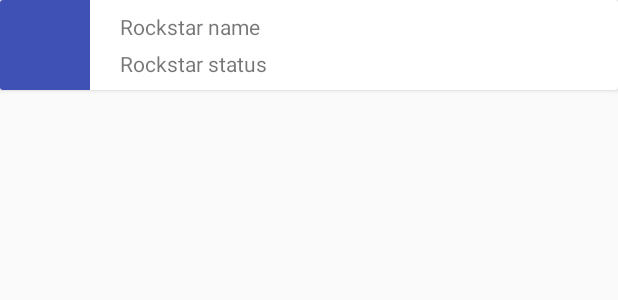
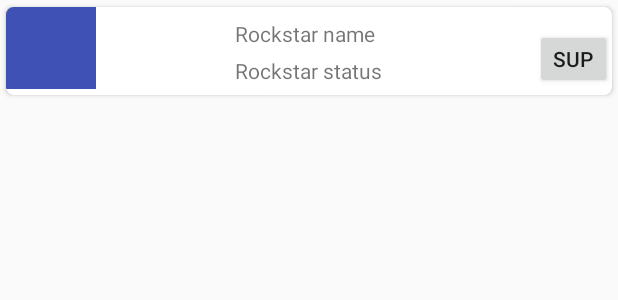
Before and after one commit to Neness07/TestAppStud2016, an Android app: the layout bookmarks_item.xml on its own in the app's theme, with its tools: preview values and no code run, on a phone screen of 412 x 824 dp. Shown: the top 300 px of the screen. Run offline under Robolectric (Android 15) with nearby library versions, the phone set to English and light mode, and no system bars; network calls fail.

```diff
--- a/app/src/main/java/markeliny/ernesto/testappstud2016/model/Rockstar.java
+++ b/app/src/main/java/markeliny/ernesto/testappstud2016/model/Rockstar.java
@@ -45,7 +45,7 @@ public class Rockstar {
         this.status = status;
         this.hisFace = hisFace;
         this.setPhoto(null);
-        this.bookmark = 0;
+        this.bookmark = 1;
     }
 
     /**
--- a/app/src/main/java/markeliny/ernesto/testappstud2016/model/Rockstars.java
+++ b/app/src/main/java/markeliny/ernesto/testappstud2016/model/Rockstars.java
@@ -76,6 +76,7 @@ public class Rockstars{
     public void addToBookmarks(Rockstar r){
         if (r != null){
             r.setBookmark(true);
+            notifyAllObservers();
         }
     }
 
@@ -86,6 +87,7 @@ public class Rockstars{
     public void removeFromBookmarks(Rockstar r){
         if (r != null){
             r.setBookmark(false);
+            notifyAllObservers();
         }
     }
     /*
--- a/app/src/main/java/markeliny/ernesto/testappstud2016/model/adapter/BookMarksRecyclerViewAdapter.java
+++ b/app/src/main/java/markeliny/ernesto/testappstud2016/view/BookMarksRecyclerViewAdapter.java
@@ -1,4 +1,4 @@
-package markeliny.ernesto.testappstud2016.model.adapter;
+package markeliny.ernesto.testappstud2016.view;
 
 import android.support.v7.widget.CardView;
 import android.support.v7.widget.RecyclerView;
--- a/app/src/main/java/markeliny/ernesto/testappstud2016/view/fragment/BookmarksFragment.java
+++ b/app/src/main/java/markeliny/ernesto/testappstud2016/view/fragment/BookmarksFragment.java
@@ -16,8 +16,7 @@ import java.util.List;
 import markeliny.ernesto.testappstud2016.R;
 import markeliny.ernesto.testappstud2016.control.RockstarsSingleton;
 import markeliny.ernesto.testappstud2016.model.Rockstar;
-import markeliny.ernesto.testappstud2016.model.Rockstars;
-import markeliny.ernesto.testappstud2016.model.adapter.BookMarksRecyclerViewAdapter;
+import markeliny.ernesto.testappstud2016.view.BookMarksRecyclerViewAdapter;
 
 
 /**
--- a/app/src/main/res/layout/bookmarks_item.xml
+++ b/app/src/main/res/layout/bookmarks_item.xml
@@ -1,12 +1,17 @@
 <?xml version="1.0" encoding="utf-8"?>
 <android.support.v7.widget.CardView
     xmlns:android="http://schemas.android.com/apk/res/android"
+    xmlns:card_view="http://schemas.android.com/apk/res-auto"
     xmlns:app="http://schemas.android.com/apk/res-auto"
-    android:id="@+id/card_item_bookmarks"
+    android:id="@+id/card_item_rockstar"
     android:layout_width="match_parent"
-    android:layout_height="60dp">
+    android:layout_height="68dp"
+    android:orientation="horizontal"
+    card_view:cardCornerRadius="5dp"
+    card_view:cardUseCompatPadding="true"
+    card_view:contentPaddingBottom="4dp">
 
-    <LinearLayout
+    <RelativeLayout
         android:layout_width="match_parent"
         android:layout_height="match_parent"
         android:orientation="horizontal">
@@ -15,15 +20,17 @@
             android:id="@+id/id_img_view"
             android:layout_width="60dp"
             android:layout_height="match_parent"
+            android:layout_alignParentLeft="true"
+            android:layout_centerHorizontal="true"
+            android:layout_centerVertical="true"
             android:background="@color/colorPrimary"/>
         <LinearLayout
-            android:layout_width="20dp"
-            android:layout_height="match_parent">
-        </LinearLayout>
-        <LinearLayout
             android:orientation="vertical"
-            android:layout_width="220dp"
-            android:layout_height="match_parent">
+            android:layout_width="wrap_content"
+            android:layout_height="wrap_content"
+            android:layout_centerInParent="true"
+            android:layout_centerVertical="true"
+            android:layout_centerHorizontal="true">
 
             <TextView
                 android:id="@+id/id_text_name"
@@ -41,11 +48,16 @@
                 android:text="Rockstar status"
                 android:paddingBottom="5dp"/>
         </LinearLayout>
-        <RelativeLayout
-            android:layout_width="85dp"
-            android:layout_height="match_parent">
 
-        </RelativeLayout>
-
-    </LinearLayout>
+        <Button
+            android:layout_width="51dp"
+            android:layout_height="40dp"
+            android:text="SUP"
+            android:id="@+id/button2"
+            android:layout_alignParentBottom="true"
+            android:layout_alignParentRight="true"
+            android:layout_alignParentEnd="true"
+            android:layout_centerVertical="true"
+            android:layout_centerHorizontal="true"/>
+    </RelativeLayout>
 </android.support.v7.widget.CardView>
```
Also changed, not shown: app/src/main/java/markeliny/ernesto/testappstud2016/control/IControllerCallBack.java (added, +16 -0 lines), app/src/main/java/markeliny/ernesto/testappstud2016/control/MainActivity.java (+17 -1 lines), app/src/main/java/markeliny/ernesto/testappstud2016/view/BookMarkVIewHolder.java (renamed from app/src/main/java/markeliny/ernesto/testappstud2016/model/adapter/RockStarViewHolder.java, +8 -9 lines), app/src/main/java/markeliny/ernesto/testappstud2016/view/RockStarViewHolder.java (renamed from app/src/main/java/markeliny/ernesto/testappstud2016/model/adapter/BookMarkVIewHolder.java, +9 -8 lines), app/src/main/java/markeliny/ernesto/testappstud2016/view/RockStarsRecyclerViewAdapter.java (renamed from app/src/main/java/markeliny/ernesto/testappstud2016/model/adapter/RockStarsRecyclerViewAdapter.java, +19 -4 lines), app/src/main/java/markeliny/ernesto/testappstud2016/view/fragment/RockstarsFragment.java (+6 -3 lines), app/src/main/res/layout/rockstars_item.xml (+23 -15 lines).
